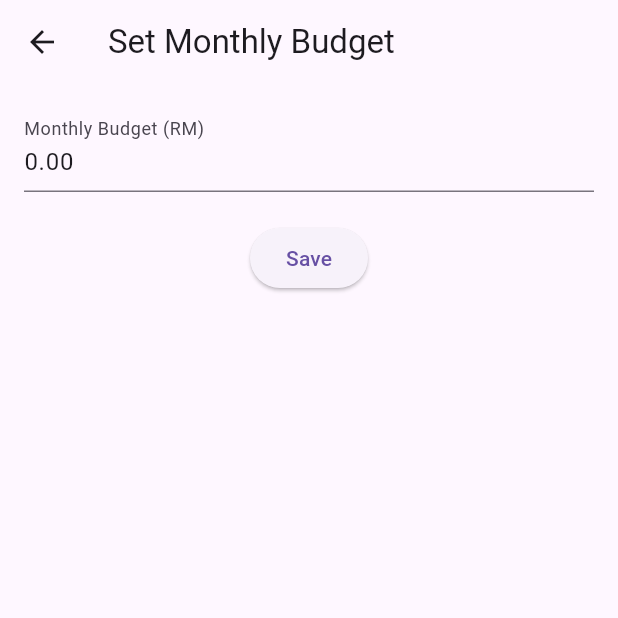
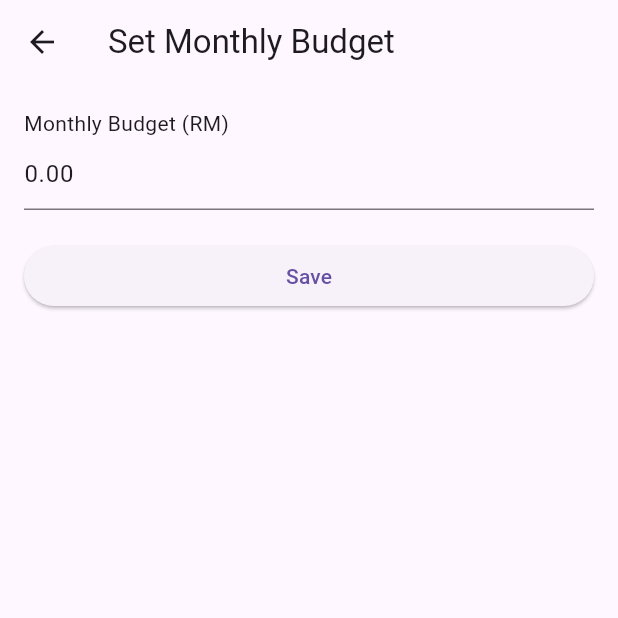
Before and after one commit to donleong94/expense_tracker, a Flutter app: the screen it shows after launch, after a tap on the "settings" icon, on a phone screen of 412 x 824 dp, the top half of it. Run offline on Flutter 3.47's test engine with Material 3 defaults, Android fonts, the phone set to English and light mode, and no system bars; our stand-ins replace fl_chart, flutter_bloc, get_it, hive, shared_preferences; accounts and stored records are empty; network calls fail.

Commit message:
bug fixes enhance UI

```diff
--- a/lib/screen/budget_screen.dart
+++ b/lib/screen/budget_screen.dart
@@ -3,6 +3,7 @@ import 'package:expense_tracker/bloc/budget/budget_event.dart';
 import 'package:expense_tracker/bloc/budget/budget_state.dart';
 import 'package:expense_tracker/utils/general_utils.dart';
 import 'package:flutter/material.dart';
+import 'package:flutter/services.dart';
 import 'package:flutter_bloc/flutter_bloc.dart';
 
 class BudgetScreen extends StatefulWidget {
@@ -14,6 +15,7 @@ class BudgetScreen extends StatefulWidget {
 
 class _BudgetScreenState extends State<BudgetScreen> {
   final _controller = TextEditingController();
+  final _formKey = GlobalKey<FormState>();
 
   @override
   void initState() {
@@ -23,6 +25,8 @@ class _BudgetScreenState extends State<BudgetScreen> {
 
   @override
   Widget build(BuildContext context) {
+    final budgetBloc = context.read<BudgetBloc>();
+
     return Scaffold(
       appBar: AppBar(title: Text('Set Monthly Budget')),
       body: GestureDetector(
@@ -36,19 +40,37 @@ class _BudgetScreenState extends State<BudgetScreen> {
               } else if (state is BudgetLoaded) {
                 _controller.text = state.amount.toStringAsFixed(2);
 
-                return Column(
+                return Form(
+                  key: _formKey,
+                  child: ListView(
                     children: [
-                    TextField(
+                      Align(
+                        alignment: Alignment.centerLeft,
+                        child: Text('Monthly Budget (RM)'),
+                      ),
+                      TextFormField(
                         controller: _controller,
-                      decoration: InputDecoration(labelText: 'Monthly Budget (RM)'),
-                      keyboardType: TextInputType.number,
+                        keyboardType: TextInputType.numberWithOptions(decimal: true),
+                        validator: (value) => value == null || double.tryParse(value) == null ? 'Enter a valid budget amount' : null,
+                        inputFormatters: [
+                          FilteringTextInputFormatter.allow(RegExp(r'^\d*\.?\d{0,2}')),
+                        ],
                       ),
                       20.heightBox,
                       ElevatedButton(
-                      onPressed: _saveBudget,
                         child: Text('Save'),
+                        onPressed: () {
+                          if (_formKey.currentState!.validate()) {
+                            _formKey.currentState!.save();
+
+                            final value = double.tryParse(_controller.text);
+                            budgetBloc.add(SetBudget(value ?? 0.0));
+                            Navigator.pop(context);
+                          }
+                        },
                       ),
                     ],
+                  ),
                 );
               } else {
                 return Container();
@@ -59,19 +81,4 @@ class _BudgetScreenState extends State<BudgetScreen> {
       ),
     );
   }
-
-  void _saveBudget() {
-    final value = double.tryParse(_controller.text);
-
-    if (value != null) {
-      context.read<BudgetBloc>().add(SetBudget(value));
-      Navigator.pop(context);
-    } else {
-      ScaffoldMessenger.of(context).showSnackBar(
-        SnackBar(
-          content: Text('Please enter a valid budget amount'),
-        ),
-      );
 }
-  }
-}
--- a/lib/screen/home_screen.dart
+++ b/lib/screen/home_screen.dart
@@ -25,8 +25,6 @@ class _HomeScreenState extends State<HomeScreen> {
   @override
   Widget build(BuildContext context) {
     final expenseBloc = context.read<ExpenseBloc>();
-    final categoryBloc = context.read<CategoryBloc>();
-    final budgetBloc = context.read<BudgetBloc>();
 
     return Scaffold(
       appBar: AppBar(
```
Also changed, not shown: lib/screen/expense_form_screen.dart (+14 -6 lines). Lines whose indentation alone changed are shown as unchanged.
